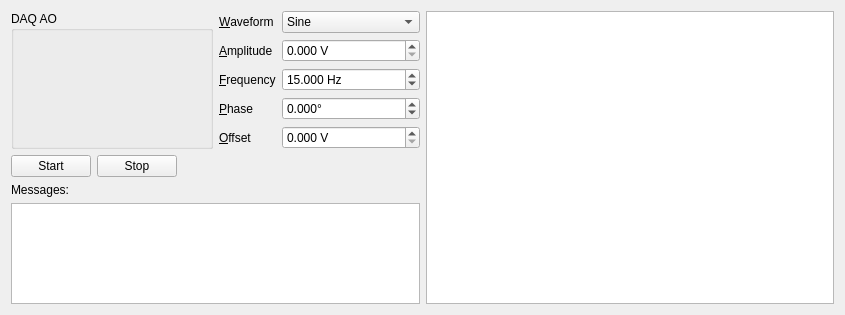
This is DAQ/FunctionGeneratorUi.ui in AvirupRoy/research as Qt 5 draws it before an edit. The edited form follows.
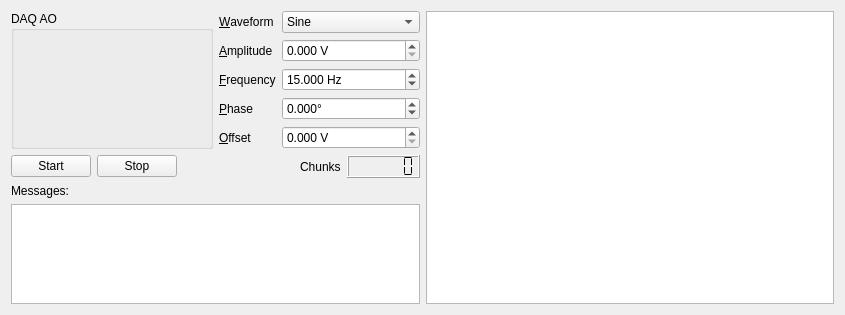
This is the edited form. Custom widgets are drawn as their Qt base class.

Commit message: Update function generator UI

What changed in the file:
```diff
--- a/DAQ/FunctionGeneratorUi.ui
+++ b/DAQ/FunctionGeneratorUi.ui
@@ -231,6 +231,26 @@
            </property>
           </spacer>
          </item>
+         <item>
+          <widget class="QLabel" name="label_7">
+           <property name="text">
+            <string>Chunks</string>
+           </property>
+          </widget>
+         </item>
+         <item>
+          <widget class="QLCDNumber" name="chunkCounter">
+           <property name="numDigits">
+            <number>6</number>
+           </property>
+           <property name="digitCount">
+            <number>6</number>
+           </property>
+           <property name="segmentStyle">
+            <enum>QLCDNumber::Flat</enum>
+           </property>
+          </widget>
+         </item>
         </layout>
        </item>
        <item>
```
